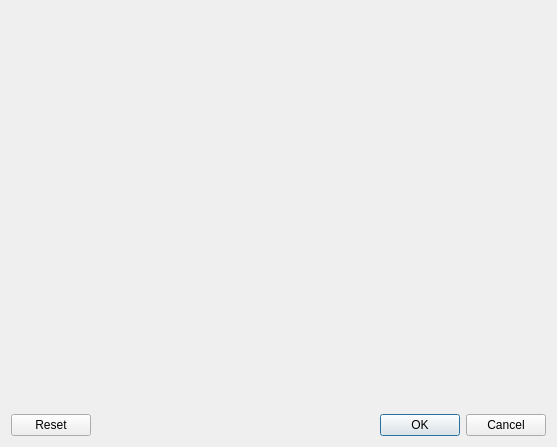
Qt form prefdialog.ui (elephark/44clicker) before a commit.
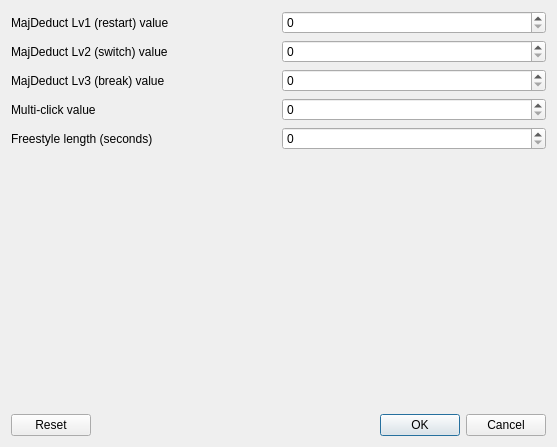
The same form after that commit.

Commit message: Pref dialog now gets and displays five values with spinboxes.

```diff
--- a/prefdialog.ui
+++ b/prefdialog.ui
@@ -16,6 +16,76 @@
   <layout class="QVBoxLayout" name="verticalLayout_2">
    <item>
     <layout class="QVBoxLayout" name="verticalLayout">
+     <item>
+      <layout class="QHBoxLayout" name="md1Layout">
+       <item>
+        <widget class="QLabel" name="md1Label">
+         <property name="text">
+          <string>MajDeduct Lv1 (restart) value</string>
+         </property>
+        </widget>
+       </item>
+       <item>
+        <widget class="QSpinBox" name="md1SpinBox"/>
+       </item>
+      </layout>
+     </item>
+     <item>
+      <layout class="QHBoxLayout" name="md2Layout">
+       <item>
+        <widget class="QLabel" name="md2Label">
+         <property name="text">
+          <string>MajDeduct Lv2 (switch) value</string>
+         </property>
+        </widget>
+       </item>
+       <item>
+        <widget class="QSpinBox" name="md2SpinBox"/>
+       </item>
+      </layout>
+     </item>
+     <item>
+      <layout class="QHBoxLayout" name="md3Layout">
+       <item>
+        <widget class="QLabel" name="md3Label">
+         <property name="text">
+          <string>MajDeduct Lv3 (break) value</string>
+         </property>
+        </widget>
+       </item>
+       <item>
+        <widget class="QSpinBox" name="md3SpinBox"/>
+       </item>
+      </layout>
+     </item>
+     <item>
+      <layout class="QHBoxLayout" name="multiClickLayout">
+       <item>
+        <widget class="QLabel" name="multiClickLabel">
+         <property name="text">
+          <string>Multi-click value</string>
+         </property>
+        </widget>
+       </item>
+       <item>
+        <widget class="QSpinBox" name="multiClickSpinBox"/>
+       </item>
+      </layout>
+     </item>
+     <item>
+      <layout class="QHBoxLayout" name="totalTimeLayout">
+       <item>
+        <widget class="QLabel" name="totalTimeLabel">
+         <property name="text">
+          <string>Freestyle length (seconds)</string>
+         </property>
+        </widget>
+       </item>
+       <item>
+        <widget class="QSpinBox" name="totalTimeSpinBox"/>
+       </item>
+      </layout>
+     </item>
      <item>
       <spacer name="verticalSpacer">
        <property name="orientation">
```
The commit also changes 1 other file.
